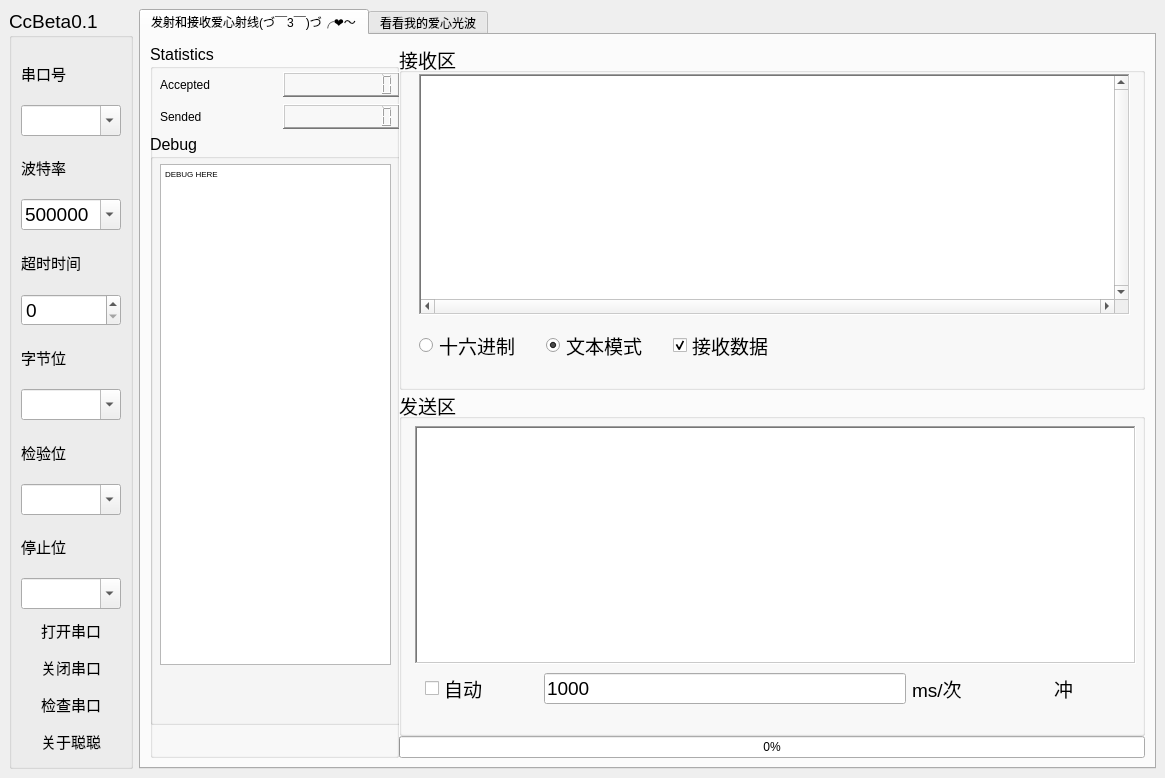
This is helloSeiral/mainwindow.ui in ZHKU-Robot/pySerialPort as Qt 5 draws it before an edit. The edited form follows.
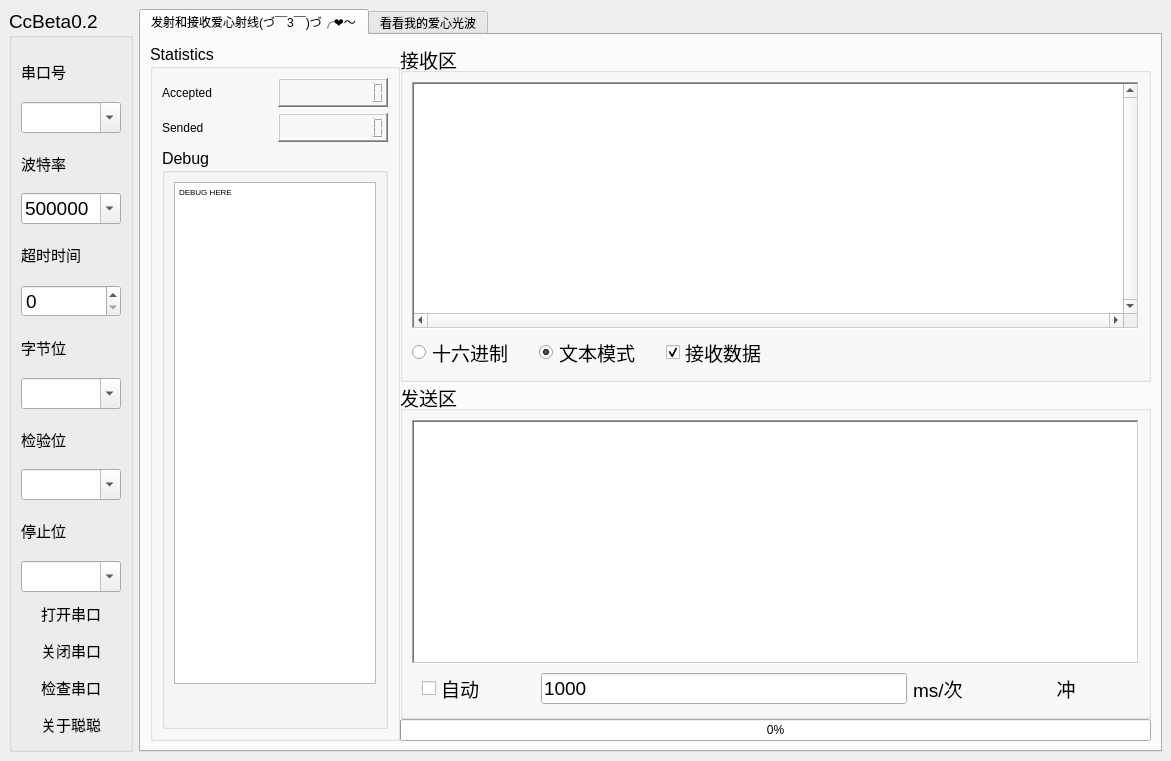
This is the edited form. The open tabs and pages were chosen to show the change. Icons and pictures are not drawn.

Commit message: 聪聪串口助手beta版0.2

The edit to the form file:
```diff
--- a/helloSeiral/mainwindow.ui
+++ b/helloSeiral/mainwindow.ui
@@ -6,8 +6,8 @@
    <rect>
     <x>0</x>
     <y>0</y>
-    <width>1165</width>
-    <height>778</height>
+    <width>1171</width>
+    <height>761</height>
    </rect>
   </property>
   <property name="windowTitle">
@@ -24,7 +24,7 @@
        </font>
       </property>
       <property name="title">
-       <string>CcBeta0.1</string>
+       <string>CcBeta0.2</string>
       </property>
       <property name="flat">
        <bool>true</bool>
@@ -297,15 +297,35 @@
                 <property name="title">
                  <string>Statistics</string>
                 </property>
-                <widget class="QWidget" name="horizontalLayoutWidget_3">
-                 <property name="geometry">
-                  <rect>
-                   <x>10</x>
-                   <y>60</y>
-                   <width>240</width>
-                   <height>25</height>
-                  </rect>
-                 </property>
+                <layout class="QVBoxLayout" name="verticalLayout_13" stretch="1,1,20">
+                 <item>
+                  <layout class="QHBoxLayout" name="horizontalLayout_3" stretch="2,2">
+                   <item>
+                    <widget class="QLabel" name="acceptedtext">
+                     <property name="font">
+                      <font>
+                       <family>Arial</family>
+                       <pointsize>9</pointsize>
+                      </font>
+                     </property>
+                     <property name="text">
+                      <string>Accepted</string>
+                     </property>
+                    </widget>
+                   </item>
+                   <item>
+                    <widget class="QLCDNumber" name="lcdNumber">
+                     <property name="frameShape">
+                      <enum>QFrame::WinPanel</enum>
+                     </property>
+                     <property name="digitCount">
+                      <number>10</number>
+                     </property>
+                    </widget>
+                   </item>
+                  </layout>
+                 </item>
+                 <item>
                  <layout class="QHBoxLayout" name="horizontalLayout_4" stretch="1,1">
                   <item>
                    <widget class="QLabel" name="sendedtext">
@@ -334,28 +354,15 @@
                    </widget>
                   </item>
                  </layout>
-                </widget>
+                 </item>
+                 <item>
                 <widget class="QGroupBox" name="debuggroupBox">
-                 <property name="geometry">
-                  <rect>
-                   <x>0</x>
-                   <y>90</y>
-                   <width>251</width>
-                   <height>591</height>
-                  </rect>
-                 </property>
                  <property name="title">
                   <string>Debug</string>
                  </property>
+                   <layout class="QVBoxLayout" name="verticalLayout_14" stretch="1,1">
+                    <item>
                  <widget class="QTextBrowser" name="debugtextBrowser">
-                  <property name="geometry">
-                   <rect>
-                    <x>10</x>
-                    <y>30</y>
-                    <width>231</width>
-                    <height>501</height>
-                   </rect>
-                  </property>
                   <property name="font">
                    <font>
                     <pointsize>8</pointsize>
@@ -373,15 +380,9 @@
 &lt;p style=&quot;-qt-paragraph-type:empty; margin-top:0px; margin-bottom:0px; margin-left:0px; margin-right:0px; -qt-block-indent:0; text-indent:0px; font-size:6pt;&quot;&gt;&lt;br /&gt;&lt;/p&gt;&lt;/body&gt;&lt;/html&gt;</string>
                   </property>
                  </widget>
+                    </item>
+                    <item>
                  <widget class="QPushButton" name="cleanDebugBtn">
-                  <property name="geometry">
-                   <rect>
-                    <x>64</x>
-                    <y>540</y>
-                    <width>121</width>
-                    <height>41</height>
-                   </rect>
-                  </property>
                   <property name="autoFillBackground">
                    <bool>false</bool>
                   </property>
@@ -417,42 +418,11 @@
                    <bool>true</bool>
                   </property>
                  </widget>
-                </widget>
-                <widget class="QWidget" name="horizontalLayoutWidget_2">
-                 <property name="geometry">
-                  <rect>
-                   <x>10</x>
-                   <y>28</y>
-                   <width>240</width>
-                   <height>25</height>
-                  </rect>
-                 </property>
-                 <layout class="QHBoxLayout" name="horizontalLayout_3" stretch="2,2">
-                  <item>
-                   <widget class="QLabel" name="acceptedtext">
-                    <property name="font">
-                     <font>
-                      <family>Arial</family>
-                      <pointsize>9</pointsize>
-                     </font>
-                    </property>
-                    <property name="text">
-                     <string>Accepted</string>
-                    </property>
-                   </widget>
-                  </item>
-                  <item>
-                   <widget class="QLCDNumber" name="lcdNumber">
-                    <property name="frameShape">
-                     <enum>QFrame::WinPanel</enum>
-                    </property>
-                    <property name="digitCount">
-                     <number>10</number>
-                    </property>
+                    </item>
+                   </layout>
                    </widget>
                   </item>
                  </layout>
-                </widget>
                </widget>
               </item>
               <item>
@@ -473,15 +443,50 @@
                     <property name="flat">
                      <bool>true</bool>
                     </property>
-                    <widget class="QWidget" name="horizontalLayoutWidget">
-                     <property name="geometry">
-                      <rect>
-                       <x>20</x>
-                       <y>281</y>
-                       <width>711</width>
-                       <height>42</height>
-                      </rect>
-                     </property>
+                    <layout class="QVBoxLayout" name="verticalLayout_11">
+                     <item>
+                      <layout class="QVBoxLayout" name="verticalLayout_10">
+                       <item>
+                        <widget class="QTextBrowser" name="acceptedTextBrowser">
+                         <property name="font">
+                          <font>
+                           <pointsize>8</pointsize>
+                          </font>
+                         </property>
+                         <property name="autoFillBackground">
+                          <bool>false</bool>
+                         </property>
+                         <property name="frameShape">
+                          <enum>QFrame::WinPanel</enum>
+                         </property>
+                         <property name="verticalScrollBarPolicy">
+                          <enum>Qt::ScrollBarAlwaysOn</enum>
+                         </property>
+                         <property name="horizontalScrollBarPolicy">
+                          <enum>Qt::ScrollBarAlwaysOn</enum>
+                         </property>
+                         <property name="sizeAdjustPolicy">
+                          <enum>QAbstractScrollArea::AdjustToContents</enum>
+                         </property>
+                         <property name="autoFormatting">
+                          <set>QTextEdit::AutoBulletList</set>
+                         </property>
+                         <property name="undoRedoEnabled">
+                          <bool>false</bool>
+                         </property>
+                         <property name="lineWrapMode">
+                          <enum>QTextEdit::NoWrap</enum>
+                         </property>
+                         <property name="html">
+                          <string>&lt;!DOCTYPE HTML PUBLIC &quot;-//W3C//DTD HTML 4.0//EN&quot; &quot;http://www.w3.org/TR/REC-html40/strict.dtd&quot;&gt;
+&lt;html&gt;&lt;head&gt;&lt;meta name=&quot;qrichtext&quot; content=&quot;1&quot; /&gt;&lt;style type=&quot;text/css&quot;&gt;
+p, li { white-space: pre-wrap; }
+&lt;/style&gt;&lt;/head&gt;&lt;body style=&quot; font-family:'Arial'; font-size:8pt; font-weight:400; font-style:normal;&quot;&gt;
+&lt;p style=&quot;-qt-paragraph-type:empty; margin-top:0px; margin-bottom:0px; margin-left:0px; margin-right:0px; -qt-block-indent:0; text-indent:0px;&quot;&gt;&lt;br /&gt;&lt;/p&gt;&lt;/body&gt;&lt;/html&gt;</string>
+                         </property>
+                        </widget>
+                       </item>
+                       <item>
                      <layout class="QHBoxLayout" name="horizontalLayout_5">
                       <item>
                        <widget class="QRadioButton" name="hexRadioButton">
@@ -588,53 +593,10 @@
                        </widget>
                       </item>
                      </layout>
-                    </widget>
-                    <widget class="QTextBrowser" name="acceptedTextBrowser">
-                     <property name="geometry">
-                      <rect>
-                       <x>20</x>
-                       <y>30</y>
-                       <width>711</width>
-                       <height>241</height>
-                      </rect>
-                     </property>
-                     <property name="font">
-                      <font>
-                       <pointsize>8</pointsize>
-                      </font>
-                     </property>
-                     <property name="autoFillBackground">
-                      <bool>false</bool>
-                     </property>
-                     <property name="frameShape">
-                      <enum>QFrame::WinPanel</enum>
-                     </property>
-                     <property name="verticalScrollBarPolicy">
-                      <enum>Qt::ScrollBarAlwaysOn</enum>
-                     </property>
-                     <property name="horizontalScrollBarPolicy">
-                      <enum>Qt::ScrollBarAlwaysOn</enum>
-                     </property>
-                     <property name="sizeAdjustPolicy">
-                      <enum>QAbstractScrollArea::AdjustToContents</enum>
-                     </property>
-                     <property name="autoFormatting">
-                      <set>QTextEdit::AutoBulletList</set>
-                     </property>
-                     <property name="undoRedoEnabled">
-                      <bool>false</bool>
-                     </property>
-                     <property name="lineWrapMode">
-                      <enum>QTextEdit::NoWrap</enum>
-                     </property>
-                     <property name="html">
-                      <string>&lt;!DOCTYPE HTML PUBLIC &quot;-//W3C//DTD HTML 4.0//EN&quot; &quot;http://www.w3.org/TR/REC-html40/strict.dtd&quot;&gt;
-&lt;html&gt;&lt;head&gt;&lt;meta name=&quot;qrichtext&quot; content=&quot;1&quot; /&gt;&lt;style type=&quot;text/css&quot;&gt;
-p, li { white-space: pre-wrap; }
-&lt;/style&gt;&lt;/head&gt;&lt;body style=&quot; font-family:'Arial'; font-size:8pt; font-weight:400; font-style:normal;&quot;&gt;
-&lt;p style=&quot;-qt-paragraph-type:empty; margin-top:0px; margin-bottom:0px; margin-left:0px; margin-right:0px; -qt-block-indent:0; text-indent:0px;&quot;&gt;&lt;br /&gt;&lt;/p&gt;&lt;/body&gt;&lt;/html&gt;</string>
-                     </property>
-                    </widget>
+                       </item>
+                      </layout>
+                     </item>
+                    </layout>
                    </widget>
                   </item>
                  </layout>
@@ -656,15 +618,8 @@
                   <property name="checkable">
                    <bool>false</bool>
                   </property>
-                  <widget class="QWidget" name="verticalLayoutWidget_6">
-                   <property name="geometry">
-                    <rect>
-                     <x>16</x>
-                     <y>36</y>
-                     <width>721</width>
-                     <height>281</height>
-                    </rect>
-                   </property>
+                  <layout class="QVBoxLayout" name="verticalLayout_12">
+                   <item>
                    <layout class="QVBoxLayout" name="verticalLayout_3" stretch="0,1">
                     <item>
                      <widget class="QTextEdit" name="sendedRegion">
@@ -744,7 +699,8 @@
                      </layout>
                     </item>
                    </layout>
-                  </widget>
+                   </item>
+                  </layout>
                  </widget>
                 </item>
                 <item>
```
Left out of the diff: 11 changed lines with no effect on the pictures. Lines whose indentation alone changed are shown as unchanged. The commit also changes 13 other files.
